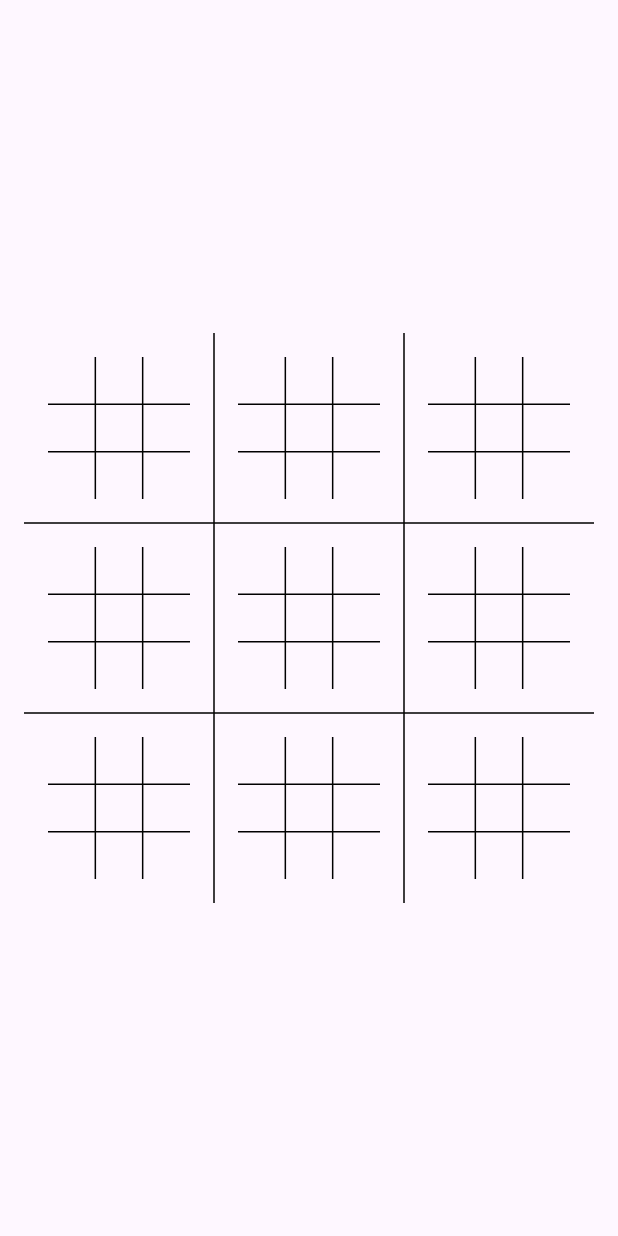
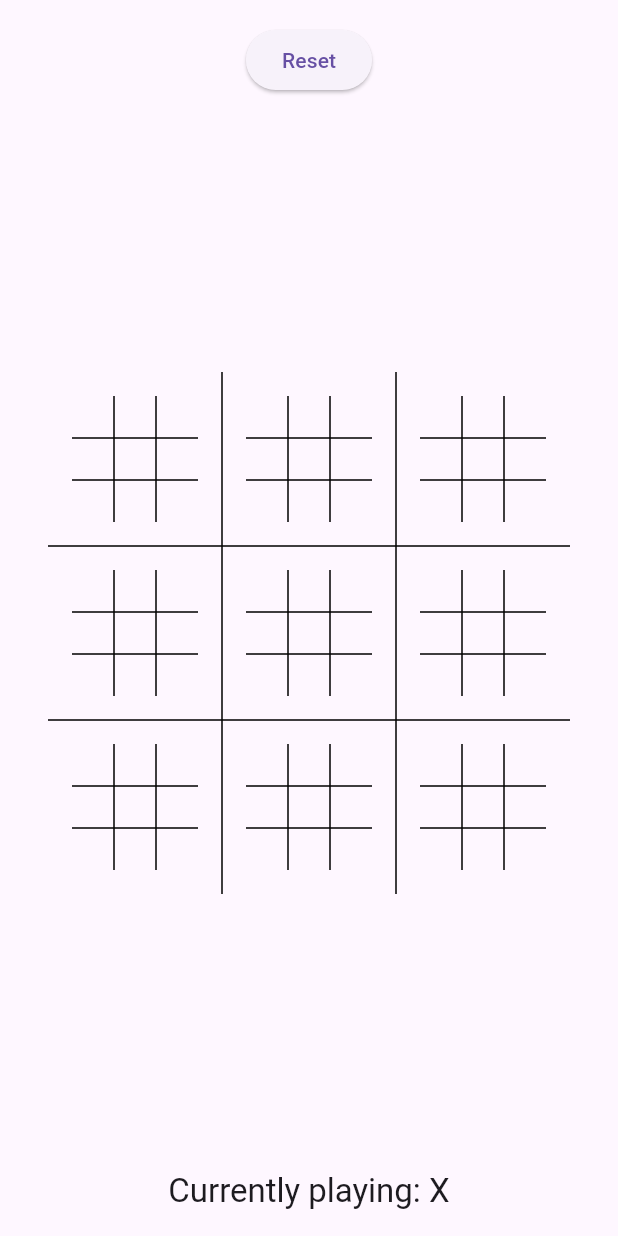
Before and after one commit to DYLERN/super_tictactoe, a Flutter app: the screen it shows after launch, on a phone screen of 412 x 824 dp. Run offline on Flutter 3.47's test engine with Material 3 defaults, Android fonts, the phone set to English and light mode, and no system bars; our stand-ins replace gap.

Commit message:
Added (not implemented) 'reset' button, and current player indicator

```diff
--- a/lib/game_page.dart
+++ b/lib/game_page.dart
@@ -1,4 +1,6 @@
 import 'package:flutter/material.dart';
+import 'package:flutter/widgets.dart';
+import 'package:gap/gap.dart';
 import 'package:super_tictactoe/game/super_tic_tac_toe.dart';
 import 'package:super_tictactoe/super_grid.dart';
 
@@ -15,9 +17,28 @@ class _GamePageState extends State<GamePage> {
   @override
   Widget build(BuildContext context) {
     return Scaffold(
-      body: SuperGrid(
-        game: game,
-        onPlayMade: makePlay,
+      body: Padding(
+        padding: const EdgeInsets.all(16.0),
+        child: Column(
+          children: [
+            ElevatedButton(
+              onPressed: () {},
+              child: const Text('Reset'),
+            ),
+            const Gap(8.0),
+            Expanded(
+              child: SuperGrid(
+                game: game,
+                onPlayMade: makePlay,
+              ),
+            ),
+            const Gap(8.0),
+            Text(
+              'Currently playing: ${game.currentPlayer.name}',
+              style: Theme.of(context).textTheme.titleLarge,
+            ),
+          ],
+        ),
       ),
     );
   }
--- a/pubspec.yaml
+++ b/pubspec.yaml
@@ -36,6 +36,7 @@ dependencies:
   # Use with the CupertinoIcons class for iOS style icons.
   cupertino_icons: ^1.0.6
   collection: ^1.18.0
+  gap: ^3.0.1
 
 dev_dependencies:
   flutter_test:
```
Also changed, not shown: pubspec.lock.
